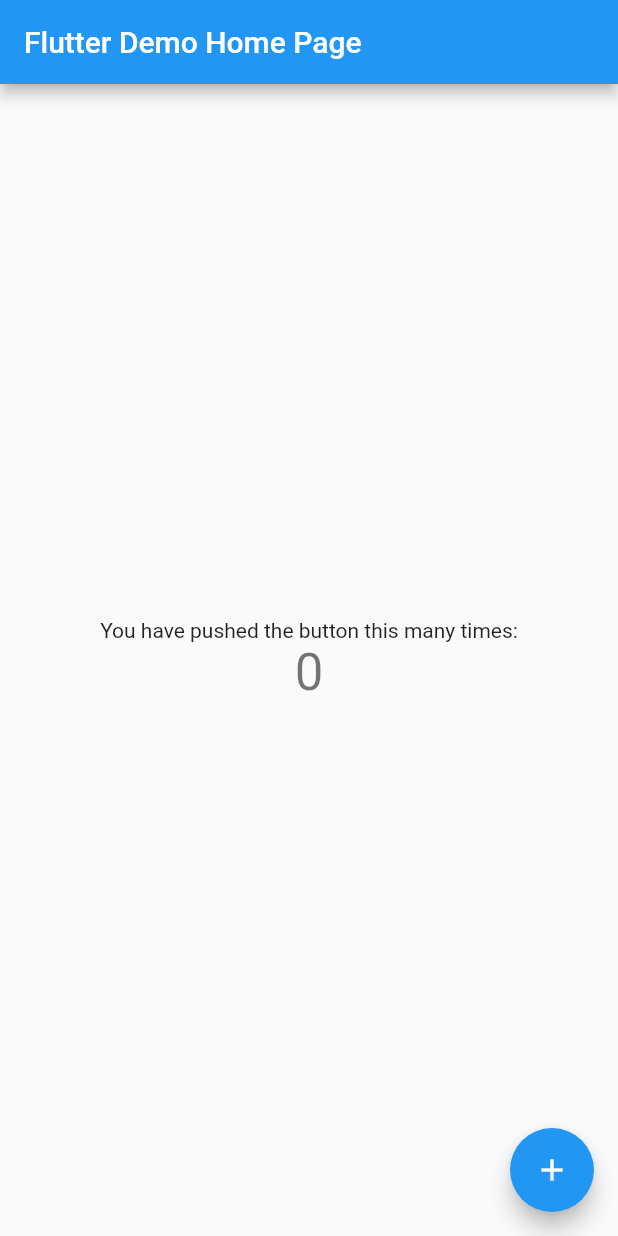
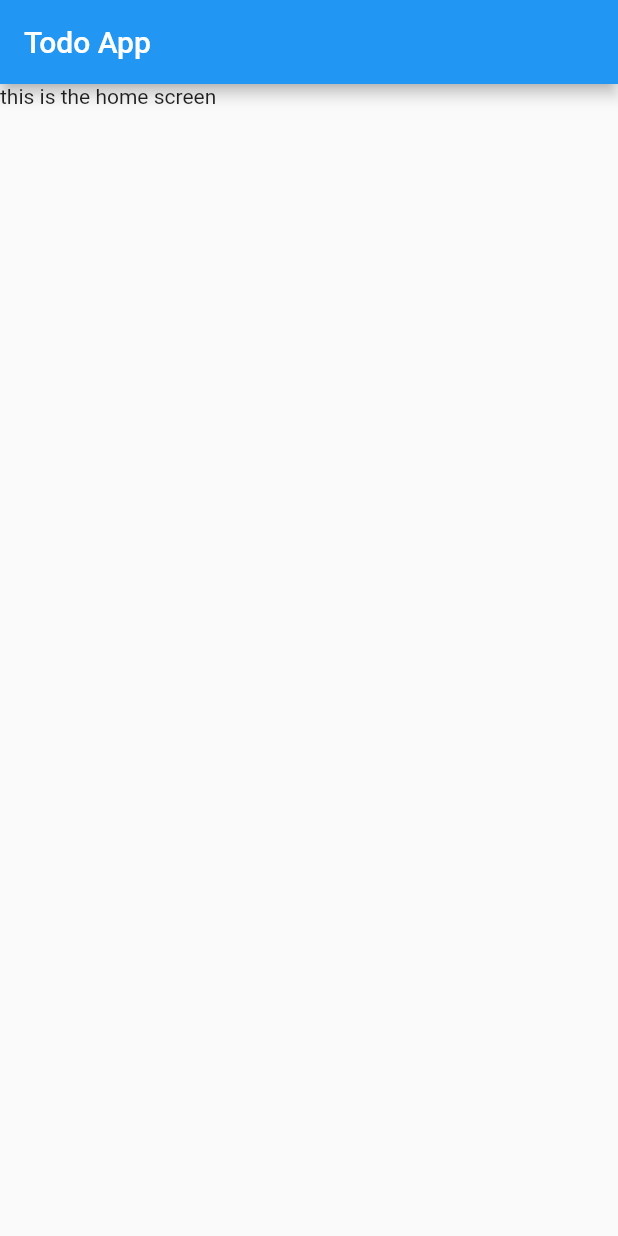
Before and after one commit to habertrogena/flutter_todo_list, a Flutter app: the screen it shows after launch, on a phone screen of 412 x 824 dp. Run offline on Flutter 3.47's test engine with Material 2 defaults, Android fonts, the phone set to English and light mode, and no system bars.

Commit message:
feat:added homescreen

```diff
--- a/lib/main.dart
+++ b/lib/main.dart
@@ -1,4 +1,5 @@
 import 'package:flutter/material.dart';
+import 'screens/home.dart';
 
 void main() {
   runApp(const MyApp());
@@ -11,105 +12,8 @@ class MyApp extends StatelessWidget {
   @override
   Widget build(BuildContext context) {
     return MaterialApp(
-      title: 'Flutter Demo',
-      theme: ThemeData(
-        // This is the theme of your application.
-        //
-        // Try running your application with "flutter run". You'll see the
-        // application has a blue toolbar. Then, without quitting the app, try
-        // changing the primarySwatch below to Colors.green and then invoke
-        // "hot reload" (press "r" in the console where you ran "flutter run",
-        // or simply save your changes to "hot reload" in a Flutter IDE).
-        // Notice that the counter didn't reset back to zero; the application
-        // is not restarted.
-        primarySwatch: Colors.blue,
-      ),
-      home: const MyHomePage(title: 'Flutter Demo Home Page'),
+      title: 'Todo App',
+      home: Home(),
     );
   }
 }
-
-class MyHomePage extends StatefulWidget {
-  const MyHomePage({super.key, required this.title});
-
-  // This widget is the home page of your application. It is stateful, meaning
-  // that it has a State object (defined below) that contains fields that affect
-  // how it looks.
-
-  // This class is the configuration for the state. It holds the values (in this
-  // case the title) provided by the parent (in this case the App widget) and
-  // used by the build method of the State. Fields in a Widget subclass are
-  // always marked "final".
-
-  final String title;
-
-  @override
-  State<MyHomePage> createState() => _MyHomePageState();
-}
-
-class _MyHomePageState extends State<MyHomePage> {
-  int _counter = 0;
-
-  void _incrementCounter() {
-    setState(() {
-      // This call to setState tells the Flutter framework that something has
-      // changed in this State, which causes it to rerun the build method below
-      // so that the display can reflect the updated values. If we changed
-      // _counter without calling setState(), then the build method would not be
-      // called again, and so nothing would appear to happen.
-      _counter++;
-    });
-  }
-
-  @override
-  Widget build(BuildContext context) {
-    // This method is rerun every time setState is called, for instance as done
-    // by the _incrementCounter method above.
-    //
-    // The Flutter framework has been optimized to make rerunning build methods
-    // fast, so that you can just rebuild anything that needs updating rather
-    // than having to individually change instances of widgets.
-    return Scaffold(
-      appBar: AppBar(
-        // Here we take the value from the MyHomePage object that was created by
-        // the App.build method, and use it to set our appbar title.
-        title: Text(widget.title),
-      ),
-      body: Center(
-        // Center is a layout widget. It takes a single child and positions it
-        // in the middle of the parent.
-        child: Column(
-          // Column is also a layout widget. It takes a list of children and
-          // arranges them vertically. By default, it sizes itself to fit its
-          // children horizontally, and tries to be as tall as its parent.
-          //
-          // Invoke "debug painting" (press "p" in the console, choose the
-          // "Toggle Debug Paint" action from the Flutter Inspector in Android
-          // Studio, or the "Toggle Debug Paint" command in Visual Studio Code)
-          // to see the wireframe for each widget.
-          //
-          // Column has various properties to control how it sizes itself and
-          // how it positions its children. Here we use mainAxisAlignment to
-          // center the children vertically; the main axis here is the vertical
-          // axis because Columns are vertical (the cross axis would be
-          // horizontal).
-          mainAxisAlignment: MainAxisAlignment.center,
-          children: <Widget>[
-            const Text(
-              'You have pushed the button this many times:',
-            ),
-            Text(
-              '$_counter',
-              style: Theme.of(context).textTheme.headline4,
-            ),
-          ],
-        ),
-      ),
-      floatingActionButton: FloatingActionButton(
-        onPressed: _incrementCounter,
-        tooltip: 'Increment',
-        child: const Icon(Icons.add),
-      ), // This trailing comma makes auto-formatting nicer for build methods.
-    );
-  }
-}
--- /dev/null
+++ b/lib/screens/home.dart
@@ -0,0 +1,17 @@
+import 'package:flutter/material.dart';
+
+class Home extends StatelessWidget {
+  const Home({super.key});
+
+  @override
+  Widget build(BuildContext context) {
+    return Scaffold(
+      appBar: AppBar(
+        title: Text('Todo App'),
+      ),
+      body: Container(
+        child: Text('this is the home screen'),
+      ),
+    );
+  }
+}
```
